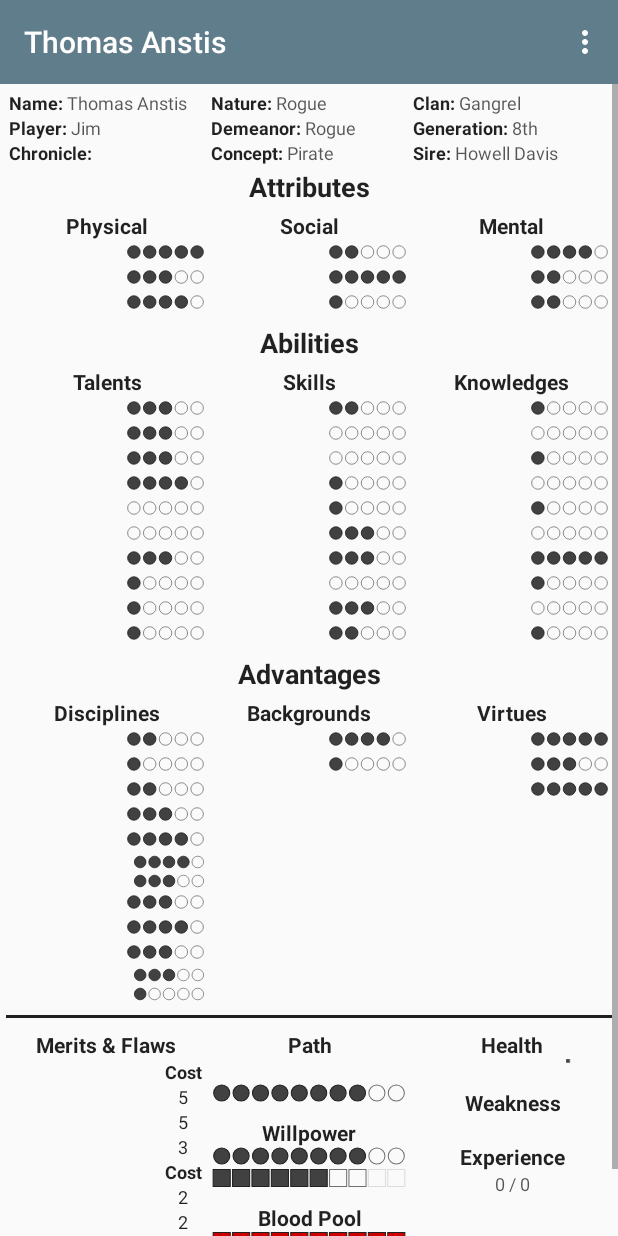
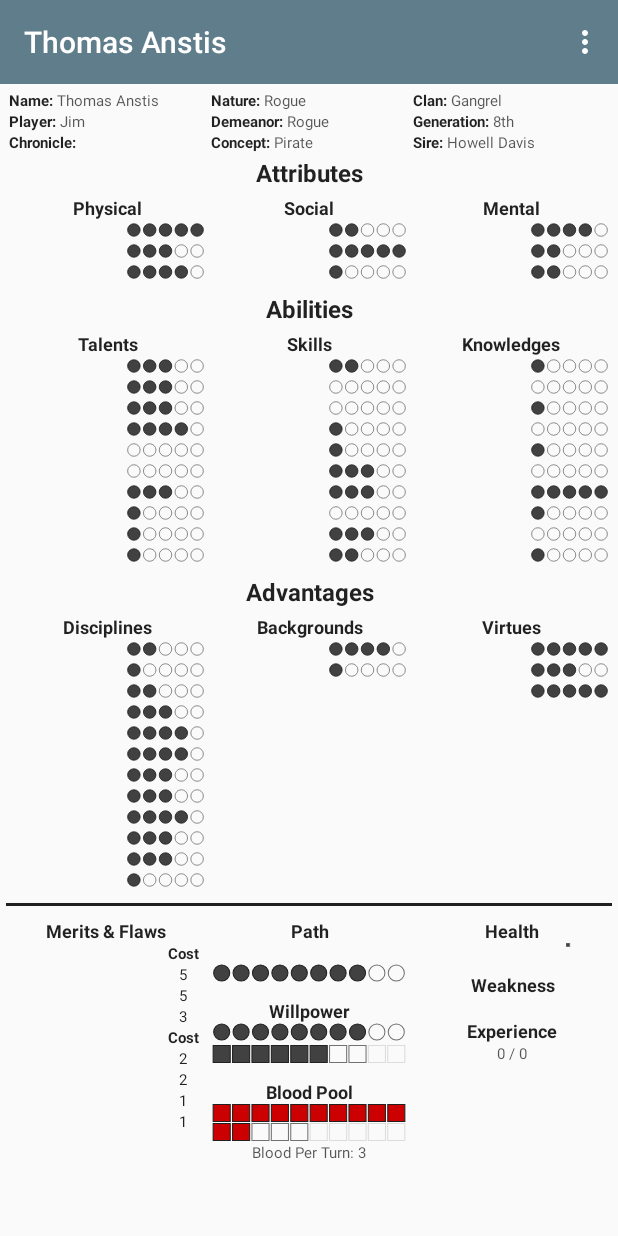
Before and after one commit to Amagi82/Character_Sheet_WoD, an Android app: the screen it shows after launch (MainActivity), after a tap on "Vampire", on a phone screen of 412 x 824 dp. Run offline under Robolectric (Android 15) with nearby library versions, the phone set to English and light mode, and no system bars; libraries missing offline, so code that uses them is left out: com.balysv.materialmenu, me.grantland.widget; plain views replace AutofitTextView; 24 statements that could not run were skipped.

Commit message:
improved layout

```diff
--- a/app/src/main/java/amagi82/wodcharactersheet/VampireFragment.java
+++ b/app/src/main/java/amagi82/wodcharactersheet/VampireFragment.java
@@ -88,7 +88,7 @@ public class VampireFragment extends Fragment {
         AutofitTextView tvAutofitWeaknesses = (AutofitTextView) contentRight.findViewById(R.id.tvAutofitWeaknesses);
         TextView tvExperience = (TextView) contentRight.findViewById(R.id.tvExperience);
 
-        tvAutofitWeaknesses.setText(vampire.getWeaknessesList().toString());
+        //tvAutofitWeaknesses.setText(vampire.getWeaknessesList());
         tvExperience.setText(vampire.getCurrentXP() + " / " + vampire.getTotalXP());
     }
 
@@ -220,15 +220,16 @@ public class VampireFragment extends Fragment {
         LinearLayout stat = (LinearLayout) inflater.inflate(R.layout.stat, content, false);
         AutofitTextView tvAutofitStat = (AutofitTextView) stat.findViewById(R.id.tvAutofitStat);
         tvAutofitStat.setId(i + 1);
-        tvAutofitStat.setText(list.get(i));
         StatRatingBar statRatingBar = (StatRatingBar) stat.findViewById(R.id.statRatingBar);
         statRatingBar.setId(-i);
         statRatingBar.setRating(vampire.getValuesMap().get(list.get(i)));
         if(isPath){
+            tvAutofitStat.setText("  -" + list.get(i));
             tvAutofitStat.setGravity(Gravity.CENTER_VERTICAL);
             tvAutofitStat.setMaxTextSize(TypedValue.COMPLEX_UNIT_SP, 8);
             tvAutofitStat.setMinTextSize(TypedValue.COMPLEX_UNIT_SP, 5);
-            stat.setPadding((int) (12 * getResources().getDisplayMetrics().density), -2, 0, -4);
+        }else{
+            tvAutofitStat.setText(list.get(i));
         }
         return stat;
     }
--- a/app/src/main/res/layout/table_row_bottom.xml
+++ b/app/src/main/res/layout/table_row_bottom.xml
@@ -19,8 +19,7 @@
         android:id="@+id/content_center"
         style="@style/linear_layout_column"
         android:layout_marginLeft="4dp"
-        android:layout_marginRight="4dp"
-        android:gravity="center_horizontal">
+        android:layout_marginRight="4dp">
 
         <TextView
             android:id="@+id/title_center"
@@ -28,7 +27,7 @@
 
         <me.grantland.widget.AutofitTextView
             android:id="@+id/tvAutofitPath"
-            style="@style/text"
+            style="@style/text_centered"
             android:singleLine="true"/>
 
         <amagi82.wodcharactersheet.StatRatingBar
--- a/app/src/main/res/values/styles.xml
+++ b/app/src/main/res/values/styles.xml
@@ -11,19 +11,19 @@
         <item name="android:layout_width">match_parent</item>
         <item name="android:layout_height">wrap_content</item>
         <item name="android:gravity">center_horizontal</item>
-        <item name="android:textSize">18sp</item>
+        <item name="android:textSize">16sp</item>
         <item name="android:textStyle">bold</item>
         <item name="android:textColor">@color/textDark</item>
     </style>
 
     <!--Used for titles, like Talents or Skills -->
     <style name="title" parent="header">
-        <item name="android:textSize">14sp</item>
+        <item name="android:textSize">12sp</item>
     </style>
 
     <!--Used for titles, like Talents or Skills -->
     <style name="title_column" parent="column">
-        <item name="android:textSize">14sp</item>
+        <item name="android:textSize">12sp</item>
         <item name="android:gravity">center_horizontal</item>
         <item name="android:textStyle">bold</item>
         <item name="android:textColor">@color/textDark</item>
@@ -31,7 +31,7 @@
 
     <!--Used for plain text in columns, like merit cost -->
     <style name="text_column" parent="column">
-        <item name="android:textSize">12sp</item>
+        <item name="android:textSize">10sp</item>
         <item name="android:textColor">@color/textMed</item>
     </style>
 
@@ -42,7 +42,7 @@
 
     <!--Used for left-aligned text, like path -->
     <style name="text">
-        <item name="android:textSize">12sp</item>
+        <item name="android:textSize">10sp</item>
         <item name="android:textColor">@color/textMed</item>
         <item name="android:layout_height">wrap_content</item>
         <item name="android:layout_width">match_parent</item>
```
